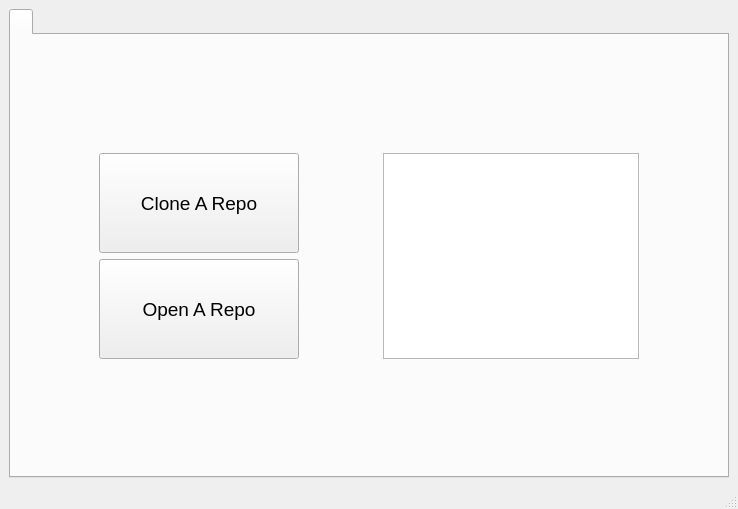
The window that src/gitmainwindow.ui (StevePunak/KanoopGit) describes before a commit, drawn with Qt 5.
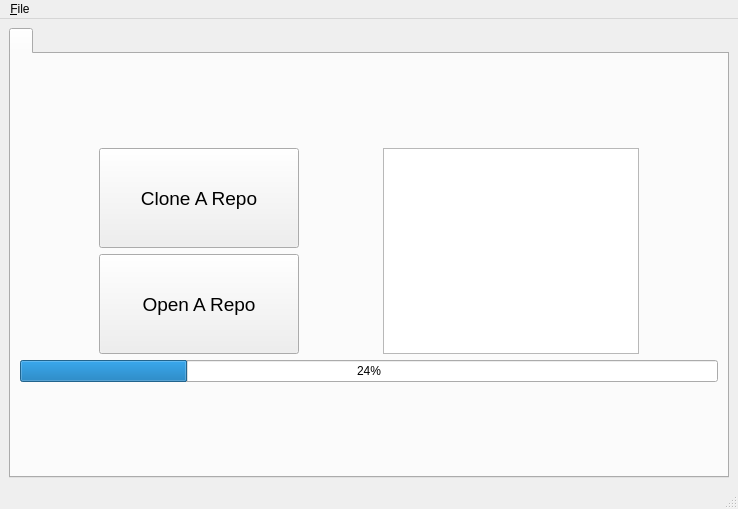
The same window after the commit. Icons and pictures are not drawn. Custom widgets are drawn as their Qt base class.

```diff
--- a/src/gitmainwindow.ui
+++ b/src/gitmainwindow.ui
@@ -144,6 +144,13 @@
               </item>
              </layout>
             </item>
+            <item>
+             <widget class="QProgressBar" name="progressCloneProgress">
+              <property name="value">
+               <number>24</number>
+              </property>
+             </widget>
+            </item>
             <item>
              <spacer name="verticalSpacer_4">
               <property name="orientation">
@@ -206,6 +213,16 @@
      <height>23</height>
     </rect>
    </property>
+   <widget class="QMenu" name="menu_File">
+    <property name="title">
+     <string>&amp;File</string>
+    </property>
+    <addaction name="actionOpenRepository"/>
+    <addaction name="actionCloneRepository"/>
+    <addaction name="separator"/>
+    <addaction name="actionPreferences"/>
+   </widget>
+   <addaction name="menu_File"/>
   </widget>
   <widget class="QStatusBar" name="statusbar"/>
  </widget>
```
Left out of the diff: 42 changed lines with no effect on the pictures.
